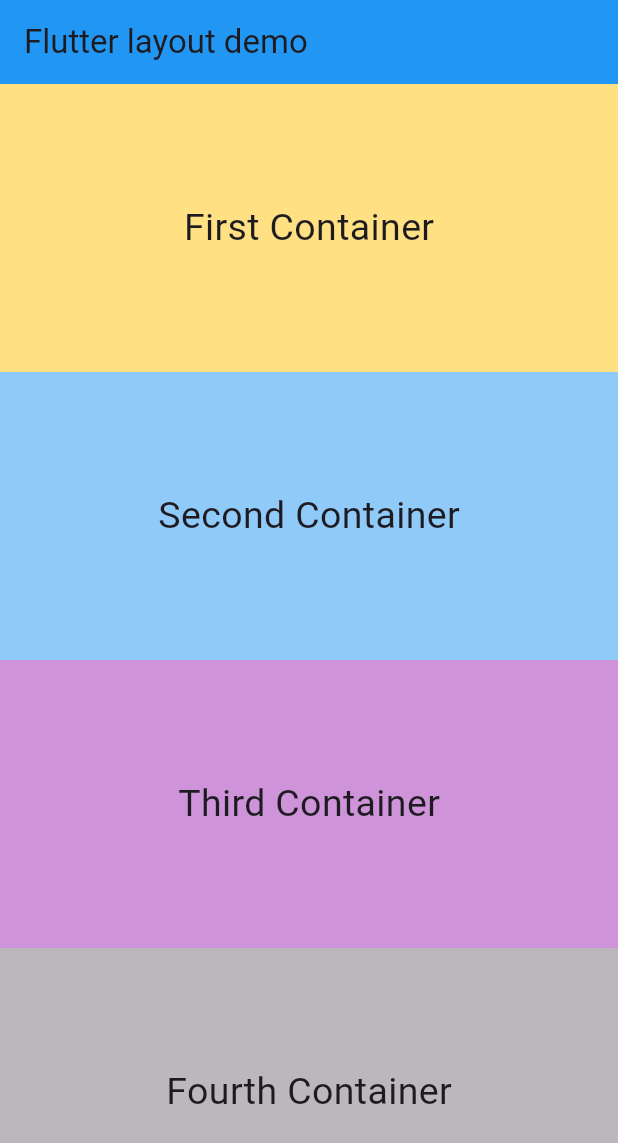
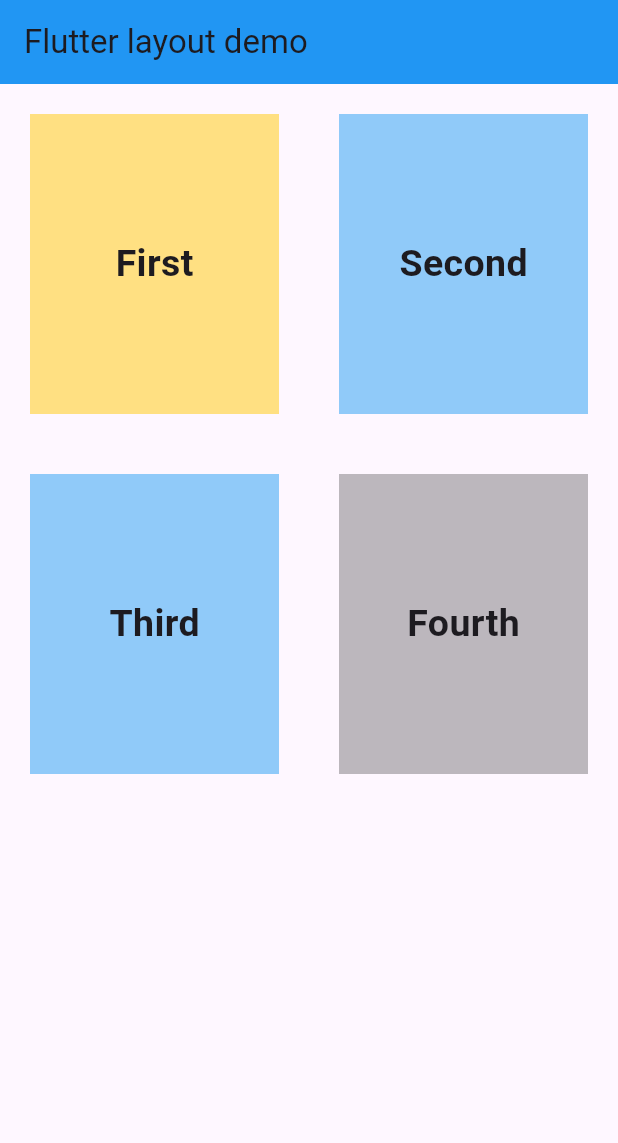
Before and after one commit to achievekogul/FlutterApp, a Flutter app: the screen it shows after launch, on a phone screen of 412 x 824 dp. Shown: the top 1143 px of the screen. Run offline on Flutter 3.47's test engine with Material 2 defaults, Android fonts, the light colour scheme and no system bars.

Commit message:
Four boxes container 7_3_2023

```diff
--- a/lib/main.dart
+++ b/lib/main.dart
@@ -22,61 +22,93 @@ class MyApp extends StatelessWidget {
           title: const Text('Flutter layout demo'),
           backgroundColor: Colors.blue,
         ),
+        body: Column(children: <Widget>[
+         Row( children: [
+           Expanded(
+            child: Container(
+              alignment: Alignment.topLeft,
+              //margin: const EdgeInsets.all(10.0),
+              margin: EdgeInsets.all(20),
+              width: 5.0,
+              height: 200.0,
+              color: Colors.amber[200],
+              child:const Center(
+                child: Text(
+                  "First",
+                  style:  TextStyle(fontSize: 25,
+                      fontWeight: FontWeight.bold
+                  ),
+                ),
+              )
 
-            body: Column(children: <Widget>[
+            ),
+          ),
 
           Expanded(
             child: Container(
-                  alignment: Alignment.center,
-                  width: double.infinity,
-                  height: double.infinity,
-                  color: Colors.amber[200],
-                  child: const Text(
-                    "First Container",
-                    style: TextStyle(fontSize: 25),
-
+                margin: EdgeInsets.all(20),
+                alignment: Alignment.topRight,
+                width: 5.0,
+                height: 200.0,
+                color: Colors.blue[200],
+                child: const Center(
+                  child:  Text(
+                    "Second",
+                    style: TextStyle(
+                        fontSize: 25,
+                        fontWeight: FontWeight.bold
                     ),
 
                   ),
+                )
             ),
+          ),
+   ] ),
+          Row(//ROW 3
+              children: [
                 Expanded(
                   child: Container(
-                  alignment: Alignment.center,
-                  width: double.infinity,
-                  height: double.infinity,
+                      margin: EdgeInsets.all(20),
+                      alignment: Alignment.bottomLeft,
+                      width: 5.0,
+                      height: 200.0,
                       color: Colors.blue[200],
-                  child: const Text(
-                    "Second Container",
-                    style: TextStyle(fontSize: 25),
+                      child: const Center(
+                        child:  Text(
+                          "Third",
+                          style: TextStyle(
+                              fontSize: 25,
+                              fontWeight: FontWeight.bold
+                          ),
+
+                        ),
                       )
                   ),
                 ),
                 Expanded(
                   child: Container(
-                  alignment: Alignment.center,
-                  width: double.infinity,
-                  height: double.infinity,
-                  color: Colors.purple[200],
-                  child: const Text(
-                    "Third Container",
-                    style: TextStyle(fontSize: 25),
+                      margin: EdgeInsets.all(20),
+                      alignment: Alignment.bottomRight,
+                      width: 5.0,
+                      height: 200.0,
+                      color: Colors.black26,
+                      child: const Center(
+                        child:  Text(
+                          "Fourth",
+                          style: TextStyle(
+                              fontSize: 25,
+                              fontWeight: FontWeight.bold
                           ),
                         ),
+                      )
                   ),
-              Expanded(
-                  child: Container(
-                      alignment: Alignment.center,
-                      width: double.infinity,
-                      height: double.infinity,
-                      color: Colors.black26,
-                      child: const Text(
-                        "Fourth Container",
-                        style: TextStyle(fontSize: 25),
-                      )))
-            ]
-            )
+                ),
 
-        )
+              ]),
+        ],
+        ),
+
+      ),
     );
   }
 }
```
Also changed, not shown: lib/one.dart (added, +53 -0 lines), lib/stack.dart (added, +87 -0 lines). Lines whose indentation alone changed are shown as unchanged.
